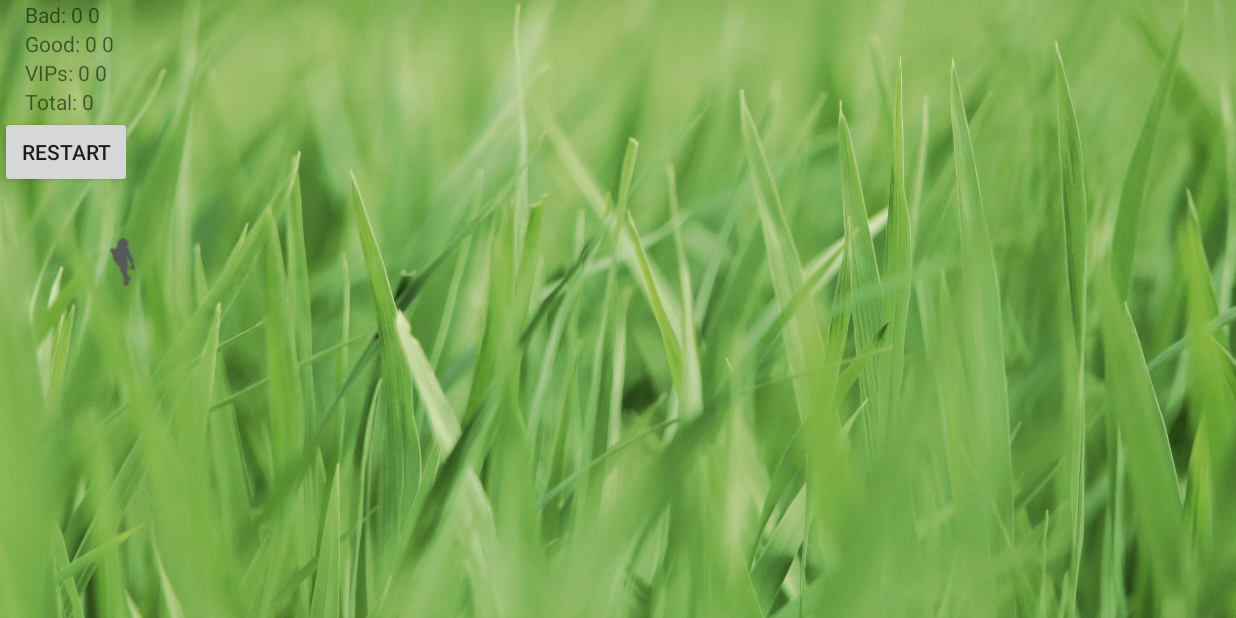
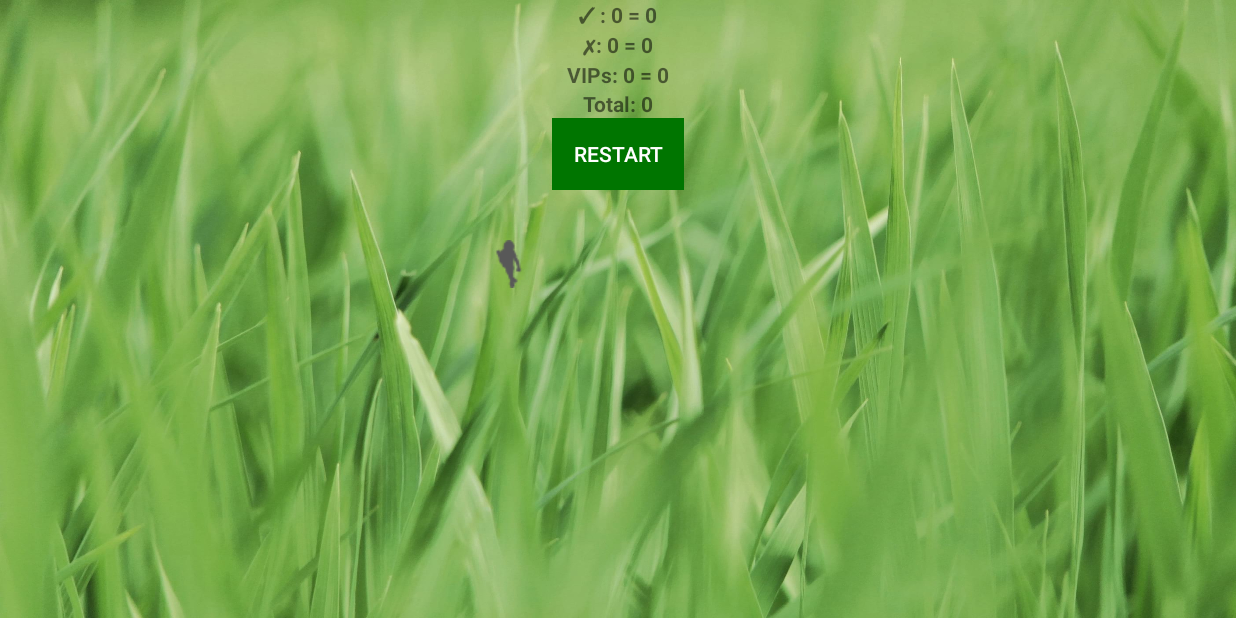
Before and after one commit to hcruzp/hcruzp.pushingvips.2022, an Android app: the Results screen opened directly, with no data from a screen before it, on a phone screen of 824 x 412 dp (held sideways). Run offline under Robolectric (Android 15) with nearby library versions, the phone set to English and light mode, and no system bars; 6 statements that could not run were skipped.

Commit message:
center results, change goods and bads to / and X, set 3 sprites hard to dircover, creates icon launcher

```diff
--- a/app/src/main/java/com/hcruzp/pushingvips/MainActivity.java
+++ b/app/src/main/java/com/hcruzp/pushingvips/MainActivity.java
@@ -54,7 +54,6 @@ public class MainActivity extends Activity {
 
     @Override
     public void onStop() {
-        System.out.println("LLEGA onStop");
 //        if (isFinishing()) {
         super.onStop();
         finish();
@@ -64,7 +63,6 @@ public class MainActivity extends Activity {
 
     @Override
     public void onDestroy() {
-        System.out.println("LLEGA onDestroy");
 //        if (isFinishing()) {
         super.onDestroy();
         finish();
@@ -76,12 +74,10 @@ public class MainActivity extends Activity {
     public boolean onKeyDown(int keyCode, KeyEvent event) {
         //Handle the back button
         if(keyCode == KeyEvent.KEYCODE_BACK) {
-            System.out.println("Fue el back button desde MAIN");
             super.onDestroy();
             finish();
             return true;
         } else {
-            System.out.println("NO fue el back button desde MAIN");
             return false;
         }
     }
--- a/app/src/main/java/com/hcruzp/pushingvips/Results.java
+++ b/app/src/main/java/com/hcruzp/pushingvips/Results.java
@@ -1,6 +1,8 @@
 package com.hcruzp.pushingvips;
 
 import android.app.Activity;
+import android.content.Context;
+import android.graphics.Typeface;
 import android.os.Bundle;
 import android.view.KeyEvent;
 import android.view.MotionEvent;
@@ -44,17 +46,18 @@ public class Results extends Activity {
         int total = killedBad - (totalKilledGood) + totalKilledTilin;
 
 		TextView tvBad = (TextView) findViewById(R.id.txtRecordBad);
-		tvBad.setText("     Bad: " + killedBad + " " + killedBad);
+		tvBad.setTypeface(null, Typeface.BOLD);
+		tvBad.setText("✓ : " + killedBad + " = " + killedBad);
 		TextView tvGood = (TextView) findViewById(R.id.txtRecordGood);
-		tvGood.setText("     Good: " + killedGood + " " + totalKilledGood);
+		tvGood.setTypeface(null, Typeface.BOLD);
+		tvGood.setText("✗: " + killedGood + " = " + (totalKilledGood > 0 ? "-" : "") + totalKilledGood);
 		TextView tvTilin = (TextView) findViewById(R.id.txtRecordTilin);
-		tvTilin.setText("     VIPs: " + killedTilin + " " + totalKilledTilin);
+		tvTilin.setTypeface(null, Typeface.BOLD);
+		tvTilin.setText("VIPs: " + killedTilin + " = " + totalKilledTilin);
 		TextView tvTotal = (TextView) findViewById(R.id.txtRecordTotal);
-		tvTotal.setText("     Total: " + total);
+		tvTotal.setTypeface(null, Typeface.BOLD);
+		tvTotal.setText("Total: " + total);
 		ViewFlipper mFlipper = (ViewFlipper) findViewById(R.id.myViewFlipper);
-/*        for (int i = 0; i < pushedVips.size(); i++) {
-            System.out.println("Results pushedVips.get(i) = " + pushedVips.get(i));
-        }*/
 
 /*		RelativeLayout rl = (RelativeLayout) findViewById(R.id.idLinearLayout);
 		RelativeLayout.LayoutParams params = new RelativeLayout.LayoutParams(ViewGroup.LayoutParams.WRAP_CONTENT, ViewGroup.LayoutParams.WRAP_CONTENT);
@@ -64,7 +67,6 @@ public class Results extends Activity {
 		imageView.setImageResource(R.drawable.vips_eso_tilin_32_g);
 		imageView.setLayoutParams(params);
 		rl.addView(imageView);*/
-
 
 		ResultsView resultsView = new ResultsView(this);
 		RelativeLayout.LayoutParams params = new RelativeLayout.LayoutParams(ViewGroup.LayoutParams.WRAP_CONTENT, ViewGroup.LayoutParams.WRAP_CONTENT);
@@ -90,7 +92,6 @@ public class Results extends Activity {
 				startActivity(intent);*/
 
 				setContentView(new GameView(Results.this));
-				System.out.println("mFlipper = " + mFlipper);
 				mFlipper.showNext();
 //				finish();
 				return false;
@@ -103,11 +104,9 @@ public class Results extends Activity {
 	public boolean onKeyDown(int keyCode, KeyEvent event) {
 	    //Handle the back button
 	    if(keyCode == KeyEvent.KEYCODE_BACK) {
-	    	System.out.println("Fue el back button");
 	    	this.finish();
 	    	return true;
 	    } else {
-	    	System.out.println("NO fue el back button");
 	    	return false;
 	    }
 	}
@@ -120,5 +119,4 @@ public class Results extends Activity {
         	android.os.Process.killProcess(android.os.Process.myPid());
         //}
 	}*/
-
 }
--- a/app/src/main/java/com/hcruzp/pushingvips/ResultsView.java
+++ b/app/src/main/java/com/hcruzp/pushingvips/ResultsView.java
@@ -2,6 +2,7 @@ package com.hcruzp.pushingvips;
 
 import android.app.Activity;
 import android.content.Context;
+import android.content.res.Configuration;
 import android.graphics.BitmapFactory;
 import android.graphics.Canvas;
 import android.graphics.Rect;
@@ -16,17 +17,17 @@ import java.util.List;
 
 public class ResultsView extends View {
 
-    private Context cntx;
+    private Context ctx;
     private Bundle bundle = new Bundle();
     private List<String> vips;
     private List<String> pushedVips;
+    private int widthScreen;
+    private int heightScreen;
+    private float x;
 
     public ResultsView(Context context) {
         super(context);
-        cntx = context;
-/*        for (int i = 0; i < pushedVips.size(); i++) {
-            System.out.println("Results pushedVips.get(i) = " + pushedVips.get(i));
-        }*/
+        ctx = context;
         vips = new ArrayList<>();
         Class<?> clz = R.drawable.class;
         final Field[] fields = clz.getDeclaredFields();
@@ -36,6 +37,21 @@ public class ResultsView extends View {
                 vips.add(name);
             }
         }
+
+        DisplayMetrics displayMetrics = new DisplayMetrics();
+        //getWindowManager().getDefaultDisplay().getMetrics(displayMetrics);
+        ((Activity) getContext()).getWindowManager()
+                .getDefaultDisplay()
+                .getMetrics(displayMetrics);
+        widthScreen = displayMetrics.widthPixels;
+        heightScreen = displayMetrics.heightPixels;
+        int screenLayout = ((Activity) getContext()).getResources().getConfiguration().screenLayout;
+        boolean isTablet = (screenLayout & Configuration.SCREENLAYOUT_SIZE_MASK) >= Configuration.SCREENLAYOUT_SIZE_LARGE;
+
+        int rows = isTablet ? 5 : 4;
+        boolean colsArePair = vips.size() % rows > 0;
+        float cols = (vips.size() / rows) + (colsArePair ? 1 : 0);
+        x = (cols / 2) * (-100) + (widthScreen /2) - (colsArePair ? 50 : 0) - 32 / (colsArePair ? 1 : 2);       /* 50: space between items, 32: item size */
     }
 
     @Override
@@ -46,15 +62,9 @@ public class ResultsView extends View {
         List<String> pushedVips = Arrays.asList(pushedVipsArray);
         int[] location = new int[2];
         this.getLocationOnScreen(location);
-        float x = 100;
+//        x = 100;
         float y = -100;     /* location[1] is the point where the view starts */
         float increment = 150;
-
-        DisplayMetrics displayMetrics = new DisplayMetrics();
-        ((Activity) getContext()).getWindowManager()
-                .getDefaultDisplay()
-                .getMetrics(displayMetrics);
-        int height = displayMetrics.heightPixels;
 
         float toCheckIfArrivingTheEdge = location[1] + increment * 2;
         for (String o : vips) {
@@ -62,9 +72,9 @@ public class ResultsView extends View {
             if (pushedVips.contains(vipName.substring(0, vipName.length() - 2))) {
                 vipName = vipName.substring(0, vipName.length() - 2);
             }
-            int resId = getResources().getIdentifier(vipName, "drawable", cntx.getPackageName());
+            int resId = getResources().getIdentifier(vipName, "drawable", ctx.getPackageName());
             canvas.drawBitmap(BitmapFactory.decodeResource(getResources(), resId), x , y += increment, null);
-            if ((y + toCheckIfArrivingTheEdge) >= height) {
+            if ((y + toCheckIfArrivingTheEdge) >= heightScreen) {
                 y = -100;
                 x += increment;
             }
--- a/app/src/main/java/com/hcruzp/pushingvips/Sprite.java
+++ b/app/src/main/java/com/hcruzp/pushingvips/Sprite.java
@@ -65,11 +65,10 @@ public class Sprite {
             this.width /= BMP_COLUMNS;
             this.height /= BMP_ROWS;
         } else {
-            System.out.println("bmp = " + this.bmp.toString());
             xSpeed *= 15;
             ySpeed *= 15;
-/*            xSpeed *= 10;
-            ySpeed *= 10;*/
+/*            xSpeed *= 5;
+            ySpeed *= 5;*/
         }
         this.spriteType = spriteType;
     }
--- a/app/src/main/res/layout/results.xml
+++ b/app/src/main/res/layout/results.xml
@@ -16,31 +16,39 @@
         android:id="@+id/txtRecordBad"
         android:layout_width="wrap_content"
         android:layout_height="wrap_content"
+        android:layout_centerInParent="true"
         android:layout_alignParentTop="true"/>
     <TextView
         android:id="@+id/txtRecordGood"
         android:layout_width="wrap_content"
         android:layout_height="wrap_content"
+        android:layout_centerInParent="true"
         android:layout_below="@id/txtRecordBad"/>
     <TextView
         android:id="@+id/txtRecordTilin"
         android:layout_width="wrap_content"
         android:layout_height="wrap_content"
+        android:layout_centerInParent="true"
         android:layout_below="@id/txtRecordGood"/>
     <TextView
         android:id="@+id/txtRecordTotal"
         android:layout_width="wrap_content"
         android:layout_height="wrap_content"
+        android:layout_centerInParent="true"
         android:layout_below="@id/txtRecordTilin"/>
     <ViewFlipper
         android:id="@+id/myViewFlipper"
         android:layout_height="wrap_content"
         android:layout_width="wrap_content"
+        android:layout_centerInParent="true"
         android:layout_below="@id/txtRecordTotal">
         <Button
             android:id="@+id/btnRestart"
             android:layout_height="wrap_content"
             android:layout_width="wrap_content"
+            android:radius="35dp"
+            android:background="@color/clr_button"
+            android:textColor="@android:color/primary_text_dark"
             android:text="Restart" />
         <TextView
             android:id="@+id/txtLoading"
--- a/app/src/main/res/values-night/themes.xml
+++ b/app/src/main/res/values-night/themes.xml
@@ -2,8 +2,10 @@
     <!-- Base application theme. -->
     <style name="Theme.PushingVIPs" parent="Theme.MaterialComponents.DayNight.DarkActionBar">
         <!-- Primary brand color. -->
-        <item name="colorPrimary">@color/purple_200</item>
-        <item name="colorPrimaryVariant">@color/purple_700</item>
+        <!--item name="colorPrimary">@color/purple_200</item>
+        <item name="colorPrimaryVariant">@color/purple_700</item-->
+        <item name="colorPrimary">@color/clr_button</item>
+        <item name="colorPrimaryVariant">@color/clr_button</item>
         <item name="colorOnPrimary">@color/black</item>
         <!-- Secondary brand color. -->
         <item name="colorSecondary">@color/teal_200</item>
--- a/app/src/main/res/values/colors.xml
+++ b/app/src/main/res/values/colors.xml
@@ -7,4 +7,5 @@
     <color name="teal_700">#FF018786</color>
     <color name="black">#FF000000</color>
     <color name="white">#FFFFFFFF</color>
+    <color name="clr_button">#007500</color>
 </resources>
--- a/app/src/main/res/values/themes.xml
+++ b/app/src/main/res/values/themes.xml
@@ -2,8 +2,10 @@
     <!-- Base application theme. -->
     <style name="Theme.PushingVIPs" parent="Theme.MaterialComponents.DayNight.DarkActionBar">
         <!-- Primary brand color. -->
-        <item name="colorPrimary">@color/purple_500</item>
-        <item name="colorPrimaryVariant">@color/purple_700</item>
+        <!--item name="colorPrimary">@color/purple_500</item>
+        <item name="colorPrimaryVariant">@color/purple_700</item-->
+        <item name="colorPrimary">@color/clr_button</item>
+        <item name="colorPrimaryVariant">@color/clr_button</item>
         <item name="colorOnPrimary">@color/white</item>
         <!-- Secondary brand color. -->
         <item name="colorSecondary">@color/teal_200</item>
```
Also changed, not shown: app/src/main/java/com/hcruzp/pushingvips/GameView.java (+80 -32 lines), app/src/main/res/drawable-v24/ic_launcher_foreground.png (added), app/src/main/res/drawable/ic_launcher_background.png (added), 1 other file.
